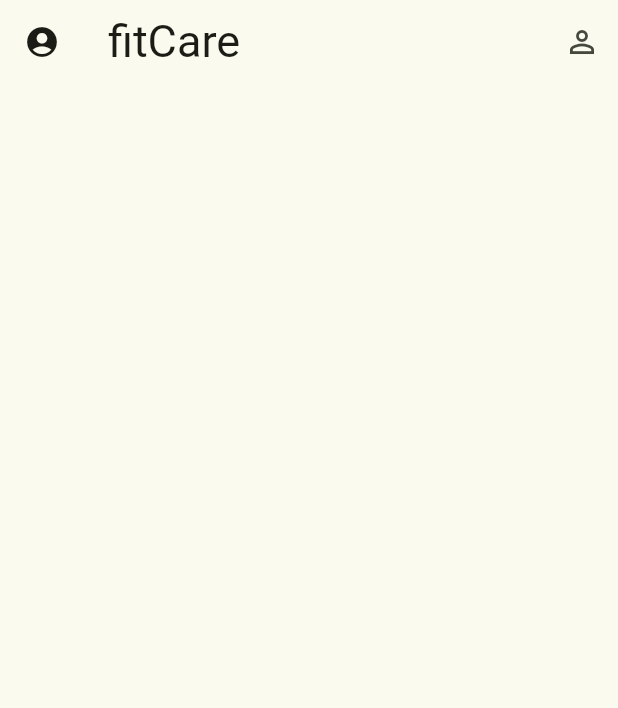
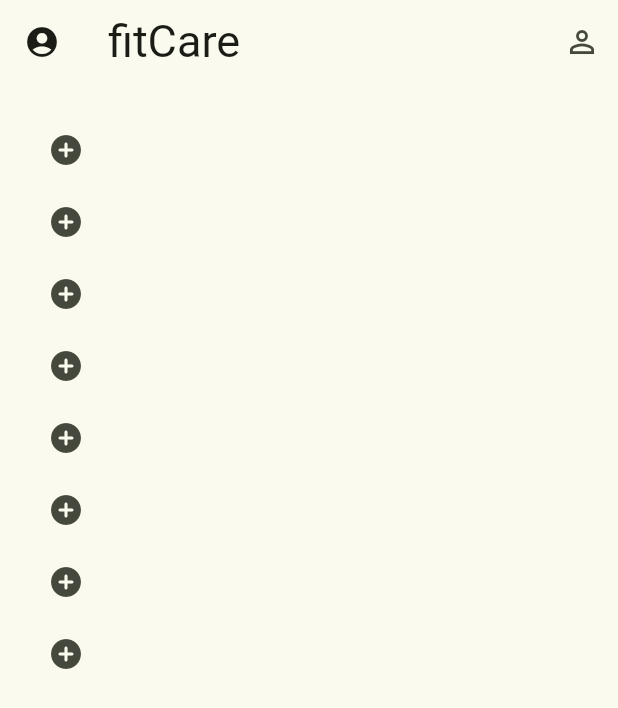
Before and after one commit to ooooo333i/SW_HACKATHON, a Flutter app: the screen it shows after launch, on a phone screen of 412 x 824 dp. Shown: the top 708 px of the screen. Run offline on Flutter 3.47's test engine with Material 3 defaults, Android fonts, the phone set to English and light mode, and no system bars; our stand-ins replace firebase_auth, firebase_core; missing offline and left inert: firebase_ui_auth; accounts and stored records are empty.

```diff
--- a/lib/route/home.dart
+++ b/lib/route/home.dart
@@ -32,6 +32,27 @@ class _HomeState extends State<Home> {
           ),
         ],
       ),
+      body: SingleChildScrollView(
+        child: Padding(padding: const EdgeInsets.symmetric(
+                  horizontal: 20,
+                  vertical: 20,
+
+                ),
+                child: Column(
+                  children: [
+
+                    IconButton(onPressed: (){}, icon: Icon(Icons.add_circle_rounded)),
+                    IconButton(onPressed: (){}, icon: Icon(Icons.add_circle_rounded)),
+                    IconButton(onPressed: (){}, icon: Icon(Icons.add_circle_rounded)),
+                    IconButton(onPressed: (){}, icon: Icon(Icons.add_circle_rounded)),
+                    IconButton(onPressed: (){}, icon: Icon(Icons.add_circle_rounded)),
+                    IconButton(onPressed: (){}, icon: Icon(Icons.add_circle_rounded)),
+                    IconButton(onPressed: (){}, icon: Icon(Icons.add_circle_rounded)),
+                    IconButton(onPressed: (){}, icon: Icon(Icons.add_circle_rounded)),
+                  ],
+                ),
+                ),
+      ),
     );
   }
 }
```
